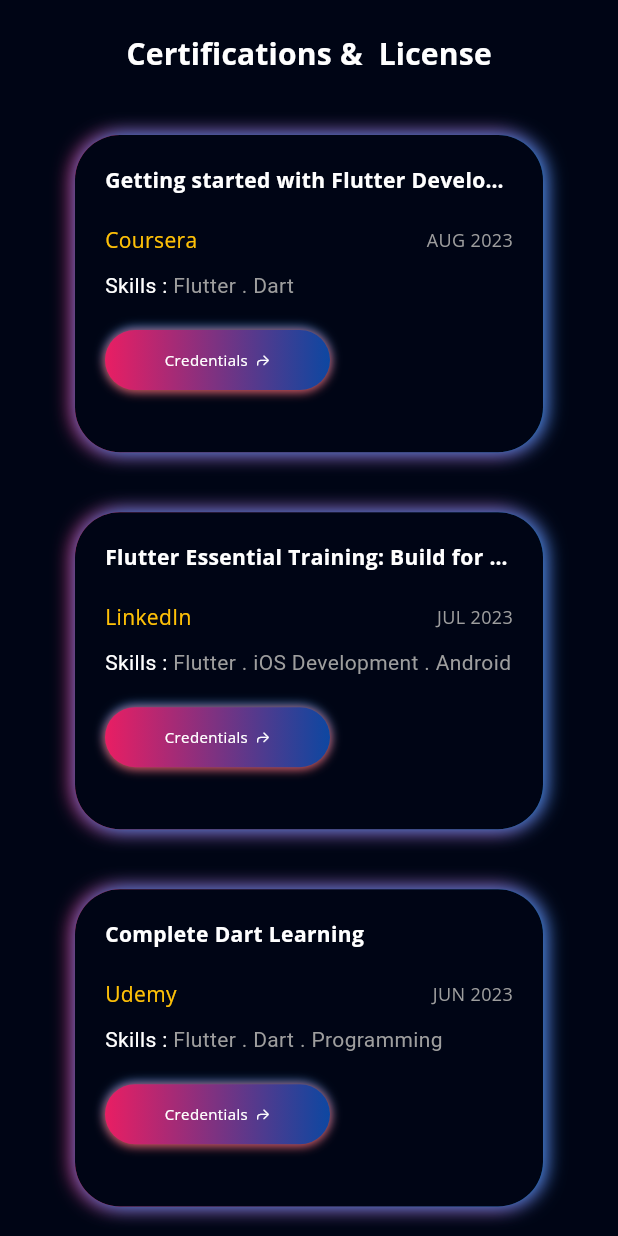
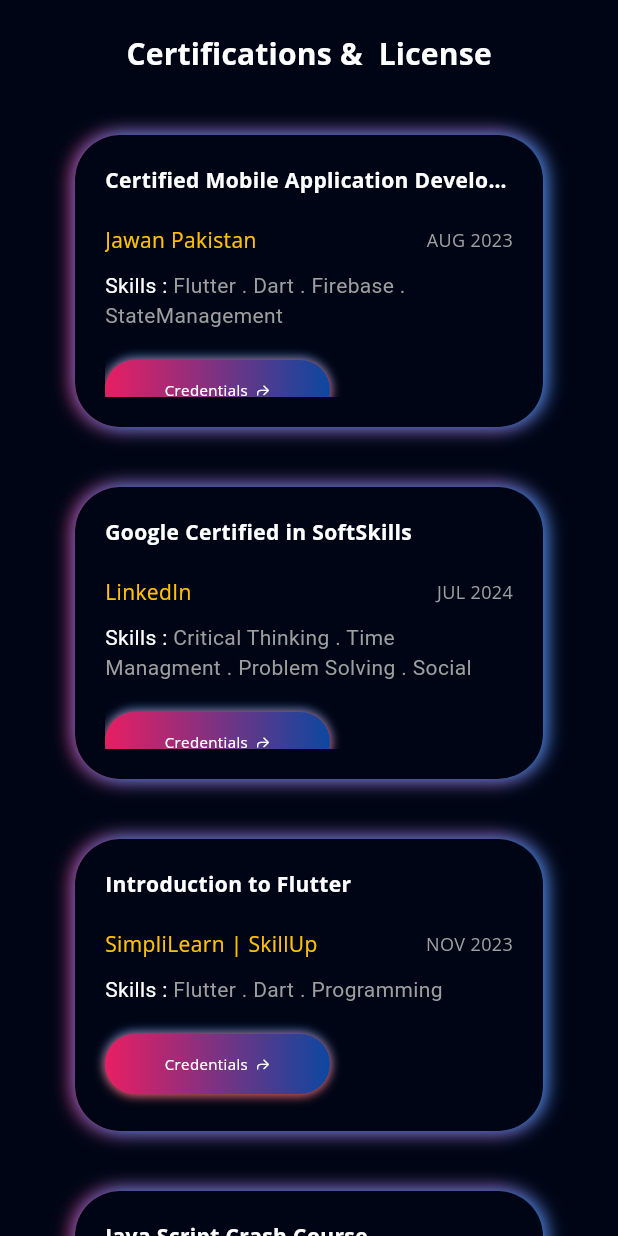
Before and after one commit to 1shabbirhussain/Flutter-Responsive-Portfolio-WebApp, a Flutter app: the Certifications screen opened directly, on a phone screen of 412 x 824 dp. Run offline on Flutter 3.47's test engine with Material 3 defaults, Android fonts, the phone set to English and light mode, and no system bars; our stand-ins replace flutter_svg, font_awesome_flutter, get, google_fonts, photo_view.

Commit message:
added certifications in model

```diff
--- a/lib/model/certificate_model.dart
+++ b/lib/model/certificate_model.dart
@@ -16,89 +16,53 @@
 
 List<CertificateModel> certificateList = [
   CertificateModel(
-    name: 'Getting started with Flutter Development',
-    organization: 'Coursera',
+    name: 'Certified Mobile Application Developer',
+    organization: 'Jawan Pakistan',
     date: 'AUG 2023',
-    skills: 'Flutter . Dart',
-    credential:  'https://www.coursera.org/account/accomplishments/certificate/HQ4LFHSF4LKZ',
+    skills: 'Flutter . Dart . Firebase . StateManagement',
+    credential:  'JP/WOW/FL/B4/1239',
   ),
   CertificateModel(
-    name: 'Flutter Essential Training: Build for Multiple Platforms',
+    name: 'Google Certified in SoftSkills',
     organization: 'LinkedIn',
-    date: 'JUL 2023',
-    skills: 'Flutter . iOS Development . Android Development',
-    credential:  'https://www.linkedin.com/learning/certificates/450fc4e2f495726aea50a067caf586869ccf0cb92ebcc5a4c7b5648a95754a8f',
+    date: 'JUL 2024',
+    skills: 'Critical Thinking . Time Managment . Problem Solving . Social Networking',
+    credential:  '1526905661503348',
   ),
   CertificateModel(
-    name: 'Complete Dart Learning',
-    organization: 'Udemy',
-    date: 'JUN 2023',
+    name: 'Introduction to Flutter',
+    organization: 'SimpliLearn | SkillUp',
+    date: 'NOV 2023',
     skills: 'Flutter . Dart . Programming',
-    credential:  'https://www.udemy.com/certificate/UC-5b01c756-0d20-4342-94e6-9d5860d1c95e/',
+    credential:  '4676011',
   ),
   CertificateModel(
-    name: 'Flutter REST Movie App',
-    organization: 'Udemy',
-    date: 'AUG 2023',
-    skills: 'Flutter . Rest API\'s . Cloud',
-    credential:  'https://www.udemy.com/certificate/UC-22efc7ca-3df5-4f26-8025-4a1bd2672f19/',
+    name: 'Java Script Crash Course',
+    organization: 'Saylani Mass IT Training',
+    date: 'SEP 2023',
+    skills: 'JS . HTML . CSS . Node.JS',
+    credential:  'SMIT/2023/JS/B1/067',
   ),
   CertificateModel(
-    name: 'Modularizing and Organizing Flutter Code',
-    organization: 'LinkedIn',
-    date: 'JUL 2023',
-    skills: 'Flutter . Clean Architecture',
-    credential:  'https://www.linkedin.com/learning/certificates/686276fa42629d4f1291da79ea46bfde0222954b60297a2e728c770768f23407',
+    name: 'Programming Essentials in Python',
+    organization: 'Cisco Networking Academy',
+    date: 'MAR 2022',
+    skills: 'PYTHON . Rest API\'s . Cloud . Django',
+    credential:  'PCAP/CISCO/2022/PEP/B1/067',
   ),
   CertificateModel(
-    name: 'Powering Your App with Live Web Data',
-    organization: 'LinkedIn',
-    date: 'JUL 2023',
-    skills: 'Flutter . Dart . Firebase . API\'s',
-    credential:  'https://www.linkedin.com/learning/certificates/643f05463ae529f24bd9ea66a6ead9a20469bdb875a9ddda048c698eda3ee7c1',
+    name: 'Digital Marketing 101',
+    organization: 'SimpliLearn | SkillUp',
+    date: 'FEB 2022',
+    skills: 'Digital Marketing . Social Media Marketing',
+    credential:  '3230609',
   ),
   CertificateModel(
-    name: 'Firebase Cloud Firestore',
-    organization: 'LinkedIn',
-    date: 'JUL 2023',
-    skills: 'Flutter . Dart . Firebase . FireStore',
-    credential:  'https://www.linkedin.com/learning/certificates/8f8be25531d2bcdbab1972482150277f9a239a13ba4d314c0574638bf28d07d2',
-  ),
-  CertificateModel(
-    name: 'Android App Security',
-    organization: 'LinkedIn',
-    date: 'JUL 2023',
-    skills: 'Pentesting . Android App',
-    credential:  'https://www.linkedin.com/learning/certificates/1c6581b35d06edfbd6275d09e84b068e813880bf7d217b703716962d7aca3518',
-  ),
-  CertificateModel(
-    name: 'Foundations of Cybersecurity',
-    organization: 'Grow with Google on Coursera',
-    date: 'JUL 2023',
-    skills: 'Ethical Hacking . Linux . Cyber Security ',
-    credential:  'https://coursera.org/share/67e5cb0dd7c478f1d7ec81079c3a40b8',
-  ),
-  CertificateModel(
-    name: 'HTML, CSS, and Javascript for Web Developers',
-    organization: 'JUL Coursera',
-    date: 'JUL 2023',
-    skills: 'HTML . CSS . JS . Web Development',
-    credential:  'https://coursera.org/share/67e5cb0dd7c478f1d7ec81079c3a40b8',
-  ),
-  CertificateModel(
-    name: 'Network Defense Essentials (NDE)',
-    organization: 'EC-Council',
-    date: 'JUL 2023',
-    skills: 'Cyber Security . Networking ',
-    credential:  'https://codered.eccouncil.org/certificate/43a2d2a7-40ed-4230-9e65-a9aa0935e651?logged=false',
+    name: 'Certified Computer Operator',
+    organization: 'Saylani Mass IT Training',
+    date: 'SEP 2017',
+    skills: 'MS Package . Advance Excel',
+    credential:  'SMIT|CCO|2017|318',
   ),
 
-
-
-
-
-
-
-
-
 ];
--- a/lib/view/certifications/certifications.dart
+++ b/lib/view/certifications/certifications.dart
@@ -25,11 +25,11 @@
           ),
           Expanded(
               child: Responsive(
-                  desktop: CertificateGrid(crossAxisCount: 3,ratio: 1.5,),
-                  extraLargeScreen: CertificateGrid(crossAxisCount: 4,ratio: 1.6),
+                  desktop: CertificateGrid(crossAxisCount: 3,),
+                  extraLargeScreen: CertificateGrid(crossAxisCount: 4),
                   largeMobile: CertificateGrid(crossAxisCount: 1,ratio: 1.8),
-                  mobile: CertificateGrid(crossAxisCount: 1,ratio: 1.4),
-                  tablet: CertificateGrid(ratio: 1.7,crossAxisCount: 2,)))
+                  mobile: CertificateGrid(crossAxisCount: 1,ratio: 1.5),
+                  tablet: CertificateGrid(ratio: 1.4,crossAxisCount: 2,)))
         ],
       ),
     );
--- a/lib/view/certifications/components/certificates_details.dart
+++ b/lib/view/certifications/components/certificates_details.dart
@@ -52,7 +52,7 @@
                 ),
                 const SizedBox(height: defaultPadding/2,),
                 Text.rich(
-                  maxLines: 1,
+                  maxLines: 2,
                   TextSpan(
                       text: 'Skills : ',style: const TextStyle(color: Colors.white,),
                       children: [
--- a/lib/view/intro/widgets/side_menu_button.dart
+++ b/lib/view/intro/widgets/side_menu_button.dart
@@ -1,5 +1,4 @@
 import 'package:flutter/material.dart';
-import 'package:flutter_portfolio/widgets/custom_animated_gradeint_widget.dart';
 import '../../../constants/constants.dart';
 
 class MenuButton extends StatelessWidget {
```
